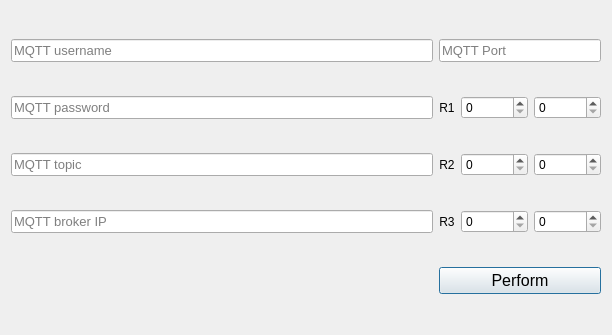
This is UI/settingdialog.ui in mesaudaahmed/yahyaRaspberry as Qt 5 draws it before an edit. The edited form follows.
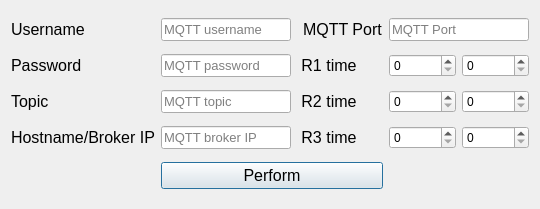
This is the edited form.

Commit message: fix all gui button add thread class fix mqtt thread functionnality seperate classes files add new class file

```diff
--- a/UI/settingdialog.ui
+++ b/UI/settingdialog.ui
@@ -6,81 +6,63 @@
    <rect>
     <x>0</x>
     <y>0</y>
-    <width>612</width>
-    <height>335</height>
+    <width>540</width>
+    <height>209</height>
    </rect>
   </property>
   <property name="windowTitle">
    <string>Setting</string>
   </property>
-  <layout class="QHBoxLayout" name="horizontalLayout">
-   <item>
     <layout class="QGridLayout" name="gridLayout">
+   <item row="0" column="3">
+    <widget class="QLabel" name="label_11">
+     <property name="font">
+      <font>
+       <pointsize>12</pointsize>
+      </font>
+     </property>
+     <property name="text">
+      <string>MQTT Port</string>
+     </property>
+    </widget>
+   </item>
+   <item row="2" column="1">
+    <widget class="QLineEdit" name="lineEdit_5">
+     <property name="font">
+      <font>
+       <pointsize>10</pointsize>
+      </font>
+     </property>
+     <property name="placeholderText">
+      <string>MQTT topic</string>
+     </property>
+    </widget>
+   </item>
      <item row="0" column="0">
-      <widget class="QLineEdit" name="lineEdit">
+    <widget class="QLabel" name="label_7">
        <property name="font">
         <font>
-         <pointsize>10</pointsize>
-        </font>
-       </property>
-       <property name="placeholderText">
-        <string>MQTT username</string>
-       </property>
-      </widget>
-     </item>
-     <item row="2" column="2">
-      <widget class="QSpinBox" name="spinBox_4">
-       <property name="maximum">
-        <number>100000</number>
-       </property>
-       <property name="singleStep">
-        <number>10</number>
+       <pointsize>12</pointsize>
+      </font>
+     </property>
+     <property name="text">
+      <string>Username</string>
        </property>
       </widget>
      </item>
      <item row="3" column="1">
-      <widget class="QLabel" name="label_3">
-       <property name="text">
-        <string>R3</string>
-       </property>
-       <property name="alignment">
-        <set>Qt::AlignCenter</set>
-       </property>
-      </widget>
-     </item>
-     <item row="1" column="0">
-      <widget class="QLineEdit" name="lineEdit_3">
+    <widget class="QLineEdit" name="lineEdit_7">
        <property name="font">
         <font>
          <pointsize>10</pointsize>
         </font>
        </property>
        <property name="placeholderText">
-        <string>MQTT password</string>
+      <string>MQTT broker IP</string>
        </property>
       </widget>
      </item>
-     <item row="1" column="2">
-      <widget class="QSpinBox" name="spinBox_2">
-       <property name="maximum">
-        <number>100000</number>
-       </property>
-       <property name="singleStep">
-        <number>10</number>
-       </property>
-      </widget>
-     </item>
-     <item row="2" column="1">
-      <widget class="QLabel" name="label_2">
-       <property name="text">
-        <string>R2</string>
-       </property>
-       <property name="alignment">
-        <set>Qt::AlignCenter</set>
-       </property>
-      </widget>
-     </item>
-     <item row="1" column="3">
+   <item row="1" column="5">
       <widget class="QSpinBox" name="spinBox_3">
        <property name="maximum">
         <number>100000</number>
@@ -91,37 +73,43 @@
       </widget>
      </item>
      <item row="1" column="1">
-      <widget class="QLabel" name="label">
-       <property name="text">
-        <string>R1</string>
-       </property>
-       <property name="alignment">
-        <set>Qt::AlignCenter</set>
+    <widget class="QLineEdit" name="lineEdit_3">
+     <property name="font">
+      <font>
+       <pointsize>10</pointsize>
+      </font>
+     </property>
+     <property name="placeholderText">
+      <string>MQTT password</string>
        </property>
       </widget>
      </item>
-     <item row="2" column="3">
-      <widget class="QSpinBox" name="spinBox_5">
-       <property name="maximum">
-        <number>100000</number>
-       </property>
-       <property name="singleStep">
-        <number>10</number>
+   <item row="3" column="0">
+    <widget class="QLabel" name="label_10">
+     <property name="font">
+      <font>
+       <pointsize>12</pointsize>
+      </font>
+     </property>
+     <property name="text">
+      <string>Hostname/Broker IP</string>
        </property>
       </widget>
      </item>
-     <item row="3" column="2">
-      <widget class="QSpinBox" name="spinBox_6">
-       <property name="maximum">
-        <number>100000</number>
-       </property>
-       <property name="singleStep">
-        <number>10</number>
+   <item row="3" column="2" colspan="2">
+    <widget class="QLabel" name="label_14">
+     <property name="font">
+      <font>
+       <pointsize>12</pointsize>
+      </font>
+     </property>
+     <property name="text">
+      <string> R3 time</string>
        </property>
       </widget>
      </item>
-     <item row="3" column="3">
-      <widget class="QSpinBox" name="spinBox_12">
+   <item row="2" column="4">
+    <widget class="QSpinBox" name="spinBox_4">
        <property name="maximum">
         <number>100000</number>
        </property>
@@ -130,7 +118,19 @@
        </property>
       </widget>
      </item>
-     <item row="0" column="1" colspan="3">
+   <item row="0" column="1">
+    <widget class="QLineEdit" name="lineEdit">
+     <property name="font">
+      <font>
+       <pointsize>10</pointsize>
+      </font>
+     </property>
+     <property name="placeholderText">
+      <string>MQTT username</string>
+     </property>
+    </widget>
+   </item>
+   <item row="0" column="4" colspan="2">
       <widget class="QLineEdit" name="lineEdit_2">
        <property name="font">
         <font>
@@ -143,26 +143,90 @@
       </widget>
      </item>
      <item row="2" column="0">
-      <widget class="QLineEdit" name="lineEdit_5">
+    <widget class="QLabel" name="label_9">
        <property name="font">
         <font>
-         <pointsize>10</pointsize>
-        </font>
-       </property>
-       <property name="placeholderText">
-        <string>MQTT topic</string>
+       <pointsize>12</pointsize>
+      </font>
+     </property>
+     <property name="text">
+      <string>Topic</string>
        </property>
       </widget>
      </item>
-     <item row="3" column="0">
-      <widget class="QLineEdit" name="lineEdit_7">
+   <item row="1" column="0">
+    <widget class="QLabel" name="label_8">
        <property name="font">
         <font>
-         <pointsize>10</pointsize>
-        </font>
-       </property>
-       <property name="placeholderText">
-        <string>MQTT broker IP</string>
+       <pointsize>12</pointsize>
+      </font>
+     </property>
+     <property name="text">
+      <string>Password</string>
+     </property>
+    </widget>
+   </item>
+   <item row="3" column="5">
+    <widget class="QSpinBox" name="spinBox_12">
+     <property name="maximum">
+      <number>100000</number>
+     </property>
+     <property name="singleStep">
+      <number>10</number>
+     </property>
+    </widget>
+   </item>
+   <item row="2" column="5">
+    <widget class="QSpinBox" name="spinBox_5">
+     <property name="maximum">
+      <number>100000</number>
+     </property>
+     <property name="singleStep">
+      <number>10</number>
+     </property>
+    </widget>
+   </item>
+   <item row="1" column="4">
+    <widget class="QSpinBox" name="spinBox_2">
+     <property name="maximum">
+      <number>100000</number>
+     </property>
+     <property name="singleStep">
+      <number>10</number>
+     </property>
+    </widget>
+   </item>
+   <item row="1" column="2" colspan="2">
+    <widget class="QLabel" name="label_12">
+     <property name="font">
+      <font>
+       <pointsize>12</pointsize>
+      </font>
+     </property>
+     <property name="text">
+      <string> R1 time</string>
+     </property>
+    </widget>
+   </item>
+   <item row="3" column="4">
+    <widget class="QSpinBox" name="spinBox_6">
+     <property name="maximum">
+      <number>100000</number>
+     </property>
+     <property name="singleStep">
+      <number>10</number>
+     </property>
+    </widget>
+   </item>
+   <item row="2" column="2" colspan="2">
+    <widget class="QLabel" name="label_13">
+     <property name="font">
+      <font>
+       <pointsize>12</pointsize>
+      </font>
+     </property>
+     <property name="text">
+      <string> R2 time</string>
        </property>
       </widget>
      </item>
@@ -177,8 +241,6 @@
         <string>Perform</string>
        </property>
       </widget>
-     </item>
-    </layout>
    </item>
   </layout>
  </widget>
```
Lines whose indentation alone changed are shown as unchanged. The commit also changes 46 other files.
